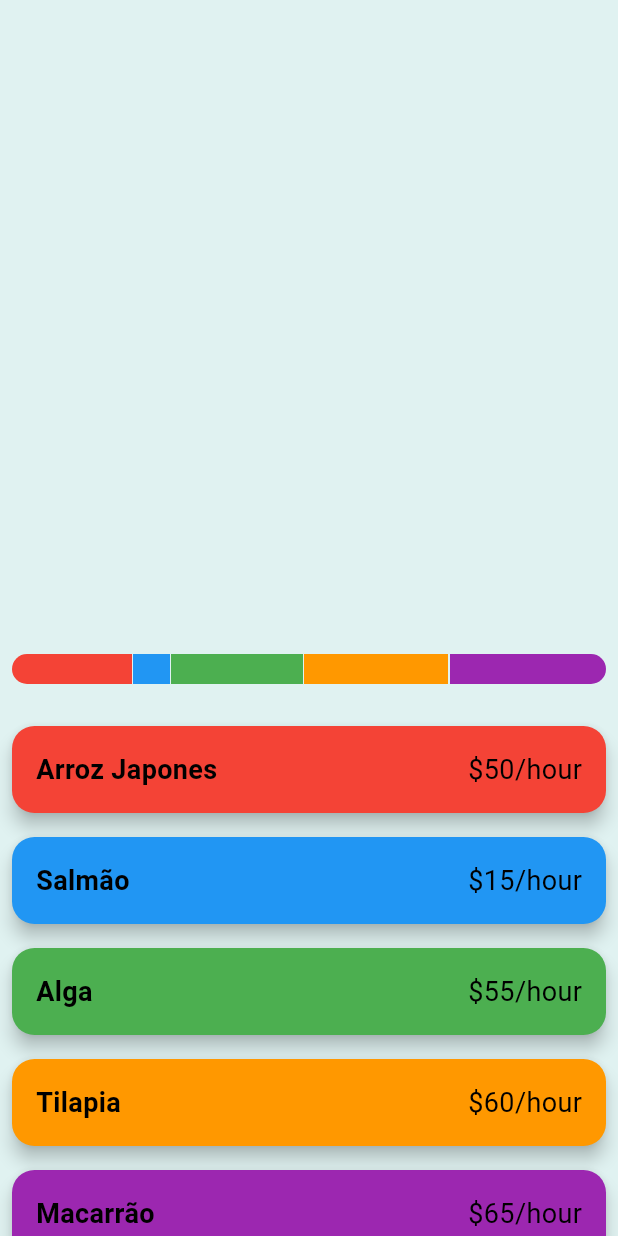
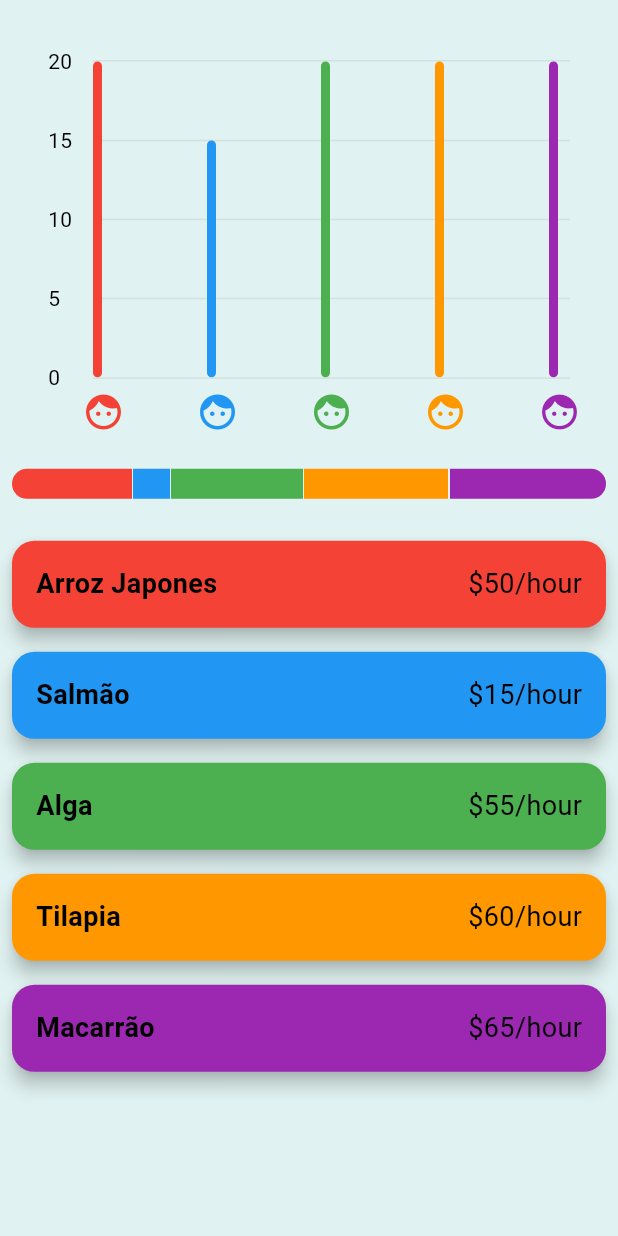
Before and after one commit to jvcss/smart-food, a Flutter app: the HomePage screen opened directly, on a phone screen of 412 x 824 dp. Run offline on Flutter 3.47's test engine with Material 2 defaults, Android fonts, the phone set to English and light mode, and no system bars; drawn by our look-alikes of fl_chart; our stand-ins replace bloc, firebase_auth, firebase_core, flutter_bloc, google_sign_in; accounts and stored records are empty.

Commit message:
feat: add graphs models

```diff
--- /dev/null
+++ b/smart_food/lib/src/widgets/vertial_chart.dart
@@ -0,0 +1,207 @@
+import 'dart:math' as math;
+
+import 'package:fl_chart/fl_chart.dart';
+import 'package:flutter/material.dart';
+import 'package:smart_food/src/models/data_dashboard_model.dart';
+
+class VerticalChartWidget extends StatefulWidget {
+  const VerticalChartWidget({super.key, required this.data});
+
+  final shadowColor = const Color(0xFFCCCCCC);
+  final List<DashboardData> data;
+
+  @override
+  State<VerticalChartWidget> createState() => _VerticalChartWidgetState();
+}
+
+class _VerticalChartWidgetState extends State<VerticalChartWidget> {
+  BarChartGroupData generateBarGroup(
+    int x,
+    Color color,
+    double value,
+    double shadowValue,
+  ) {
+    return BarChartGroupData(
+      x: x,
+      barRods: [
+        BarChartRodData(
+          toY: value,
+          color: color,
+          width: 6,
+        ),
+        BarChartRodData(
+          toY: shadowValue,
+          color: widget.shadowColor,
+          width: 6,
+        ),
+      ],
+      showingTooltipIndicators: touchedGroupIndex == x ? [0] : [],
+    );
+  }
+
+  int touchedGroupIndex = -1;
+
+  @override
+  Widget build(BuildContext context) {
+    return Padding(
+      padding: const EdgeInsets.all(24),
+      child: AspectRatio(
+        aspectRatio: 1.4,
+        child: BarChart(
+          BarChartData(
+            alignment: BarChartAlignment.spaceBetween,
+            borderData: FlBorderData(
+              show: true,
+              border: Border.symmetric(
+                horizontal: BorderSide(
+                  color: Colors.grey.withOpacity(
+                      0.2), // Replace with your desired border color
+                ),
+              ),
+            ),
+            titlesData: FlTitlesData(
+              show: true,
+              leftTitles: AxisTitles(
+                drawBelowEverything: true,
+                sideTitles: SideTitles(
+                  showTitles: true,
+                  reservedSize: 30,
+                  getTitlesWidget: (value, meta) {
+                    return Text(
+                      value.toInt().toString(),
+                      textAlign: TextAlign.left,
+                    );
+                  },
+                ),
+              ),
+              bottomTitles: AxisTitles(
+                sideTitles: SideTitles(
+                  showTitles: true,
+                  reservedSize: 36,
+                  getTitlesWidget: (value, meta) {
+                    final index = value.toInt();
+                    return SideTitleWidget(
+                      axisSide: meta.axisSide,
+                      child: _IconWidget(
+                        color: widget.data[index].color,
+                        isSelected: touchedGroupIndex == index,
+                      ),
+                    );
+                  },
+                ),
+              ),
+              rightTitles: const AxisTitles(),
+              topTitles: const AxisTitles(),
+            ),
+            gridData: FlGridData(
+              show: true,
+              drawVerticalLine: false,
+              getDrawingHorizontalLine: (value) => FlLine(
+                color: Colors.grey.withOpacity(
+                    0.2), // Replace with your desired grid line color
+                strokeWidth: 1,
+              ),
+            ),
+            barGroups: widget.data.asMap().entries.map((e) {
+              final index = e.key;
+              final data = e.value;
+              return generateBarGroup(
+                index,
+                data.color,
+                data.units,
+                0, // Assuming shadowValue is 0 for simplicity. Adjust as needed.
+              );
+            }).toList(),
+            maxY: 20,
+            barTouchData: BarTouchData(
+              enabled: true,
+              handleBuiltInTouches: false,
+              touchTooltipData: BarTouchTooltipData(
+                tooltipBgColor: Colors.transparent,
+                tooltipMargin: 0,
+                getTooltipItem: (
+                  BarChartGroupData group,
+                  int groupIndex,
+                  BarChartRodData rod,
+                  int rodIndex,
+                ) {
+                  return BarTooltipItem(
+                    rod.toY.toString(),
+                    TextStyle(
+                      fontWeight: FontWeight.bold,
+                      color: rod.color,
+                      fontSize: 18,
+                      shadows: const [
+                        Shadow(
+                          color: Colors.black26,
+                          blurRadius: 12,
+                        )
+                      ],
+                    ),
+                  );
+                },
+              ),
+              touchCallback: (event, response) {
+                if (event.isInterestedForInteractions &&
+                    response != null &&
+                    response.spot != null) {
+                  setState(() {
+                    touchedGroupIndex = response.spot!.touchedBarGroupIndex;
+                  });
+                } else {
+                  setState(() {
+                    touchedGroupIndex = -1;
+                  });
+                }
+              },
+            ),
+          ),
+        ),
+      ),
+    );
+  }
+}
+
+class _IconWidget extends ImplicitlyAnimatedWidget {
+  const _IconWidget({
+    required this.color,
+    required this.isSelected,
+  }) : super(duration: const Duration(milliseconds: 300));
+  final Color color;
+  final bool isSelected;
+
+  @override
+  ImplicitlyAnimatedWidgetState<ImplicitlyAnimatedWidget> createState() =>
+      _IconWidgetState();
+}
+
+class _IconWidgetState extends AnimatedWidgetBaseState<_IconWidget> {
+  Tween<double>? _rotationTween;
+
+  @override
+  Widget build(BuildContext context) {
+    final rotation = math.pi * 4 * _rotationTween!.evaluate(animation);
+    final scale = 1 + _rotationTween!.evaluate(animation) * 0.5;
+    return Transform(
+      transform: Matrix4.rotationZ(rotation).scaled(scale, scale),
+      origin: const Offset(14, 14),
+      child: Icon(
+        widget.isSelected ? Icons.face_retouching_natural : Icons.face,
+        color: widget.color,
+        size: 28,
+      ),
+    );
+  }
+
+  @override
+  void forEachTween(TweenVisitor<dynamic> visitor) {
+    _rotationTween = visitor(
+      _rotationTween,
+      widget.isSelected ? 1.0 : 0.0,
+      (dynamic value) => Tween<double>(
+        begin: value as double,
+        end: widget.isSelected ? 1.0 : 0.0,
+      ),
+    ) as Tween<double>?;
+  }
+}
--- a/smart_food/lib/utils/examples/chart_dash.dart
+++ b/smart_food/lib/utils/examples/chart_dash.dart
@@ -2,6 +2,7 @@ import 'package:flutter/material.dart';
 import 'package:smart_food/src/models/data_dashboard_model.dart';
 import 'package:smart_food/src/widgets/dashboard_card.dart';
 import 'package:smart_food/src/widgets/horizontal_graph.dart';
+import 'package:smart_food/src/widgets/vertial_chart.dart';
 
 void main() {
   runApp(const MyApp());
@@ -44,7 +45,7 @@ class HomePage extends StatelessWidget {
           child: Column(
             mainAxisAlignment: MainAxisAlignment.end,
             children: [
-              const SizedBox(height: 420),
+              VerticalChartWidget(data: demoData), // Use VerticalChartWidget
               SizedBox(
                 height: 20,
                 child: HorizontalBarChart(
```
